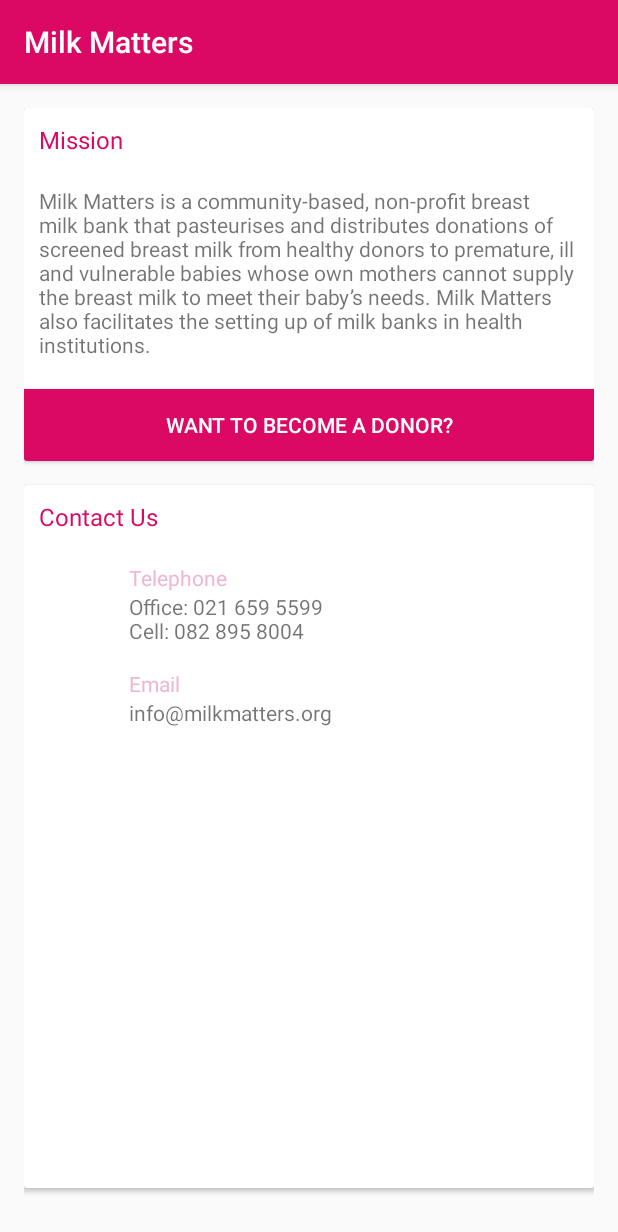
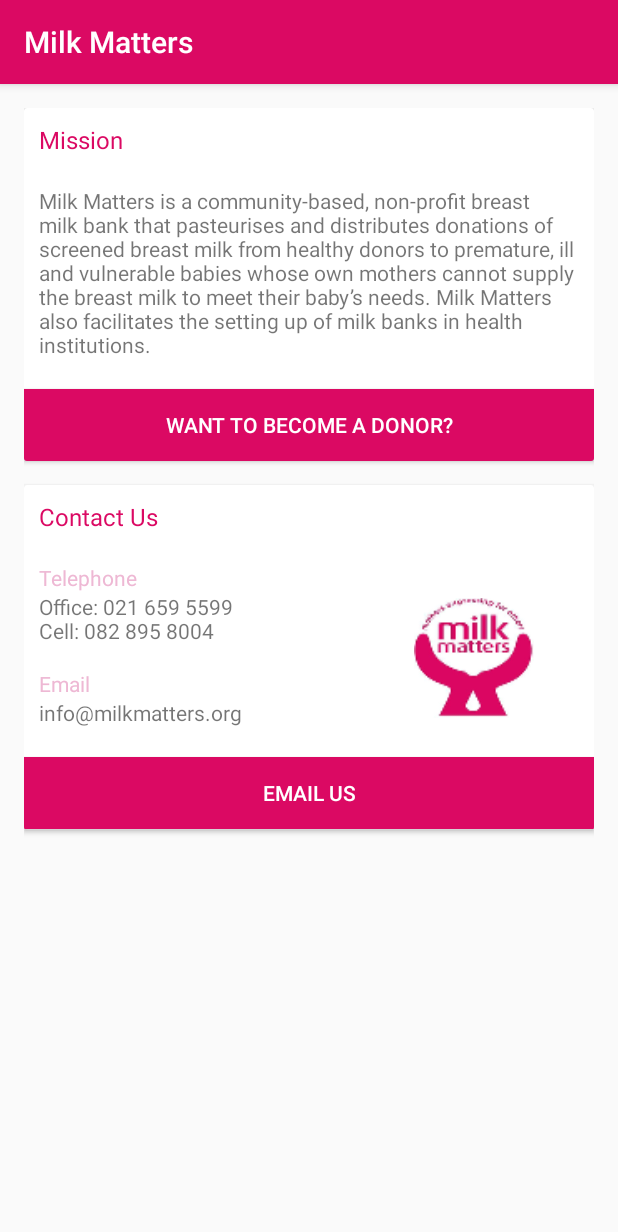
Before and after one commit to mitch-a-green/MilkMatters, an Android app: the fragment AboutFragment shown on its own in the app's theme, on a phone screen of 412 x 824 dp. Shown: the top 1232 px of the screen. Run offline under Robolectric (Android 15) with nearby library versions, the phone set to English and light mode, and no system bars; 1 statement that could not run was skipped.

Commit message:
adjusting image size

```diff
--- a/app/src/main/res/layout/fragment_about.xml
+++ b/app/src/main/res/layout/fragment_about.xml
@@ -84,20 +84,12 @@
                     android:layout_below="@id/about_contact_heading"
                     android:id="@+id/test">
 
-                    <ImageView
-                        android:id="@+id/about_mm_logo"
-                        android:layout_width="60dp"
-                        android:layout_height="1000dp"
-                        android:src="@mipmap/mm_logo"
-                        android:layout_alignParentLeft="true" />
-
                     <LinearLayout
                         android:id="@+id/contact_linear_layout"
                         android:layout_below="@+id/about_contact_heading"
                         android:layout_width="wrap_content"
                         android:layout_height="wrap_content"
                         android:layout_margin="10sp"
-                        android:layout_toRightOf="@id/about_mm_logo"
                         android:orientation="vertical">
                         <TextView
                             android:layout_width="wrap_content"
@@ -121,6 +113,14 @@
 
                 </LinearLayout>
 
+                <ImageView
+                    android:id="@+id/about_mm_logo"
+                    android:layout_width="80dp"
+                    android:layout_height="150dp"
+                    android:layout_margin="40dp"
+                    android:src="@mipmap/mm_logo"
+                    android:layout_alignParentRight="true" />
+
                 <Button
                     android:id="@+id/email_us"
                     android:layout_width="match_parent"
```
